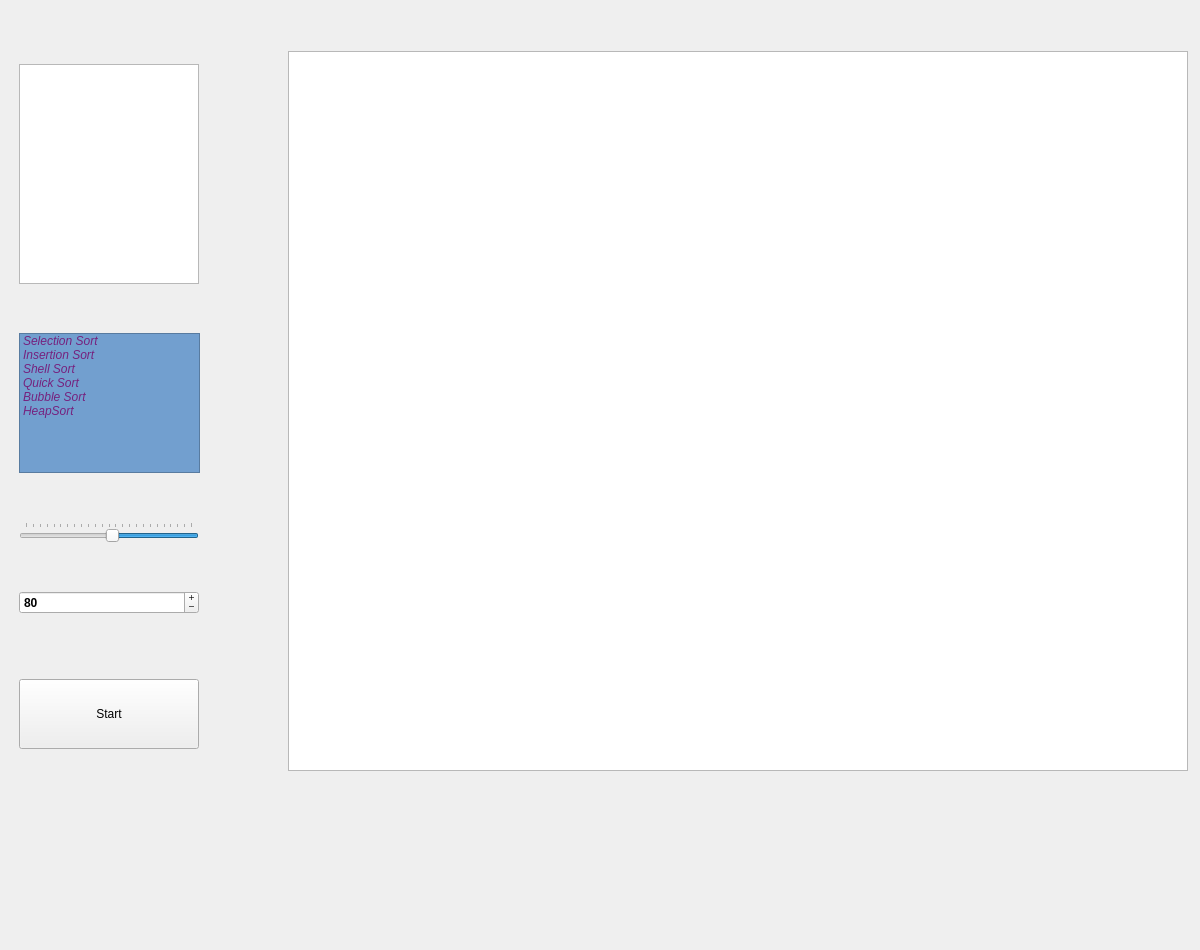
sanja10/AlgorithmVisualizer, file AlgorithmVisualizer/sortwindow.ui: the form before one commit.
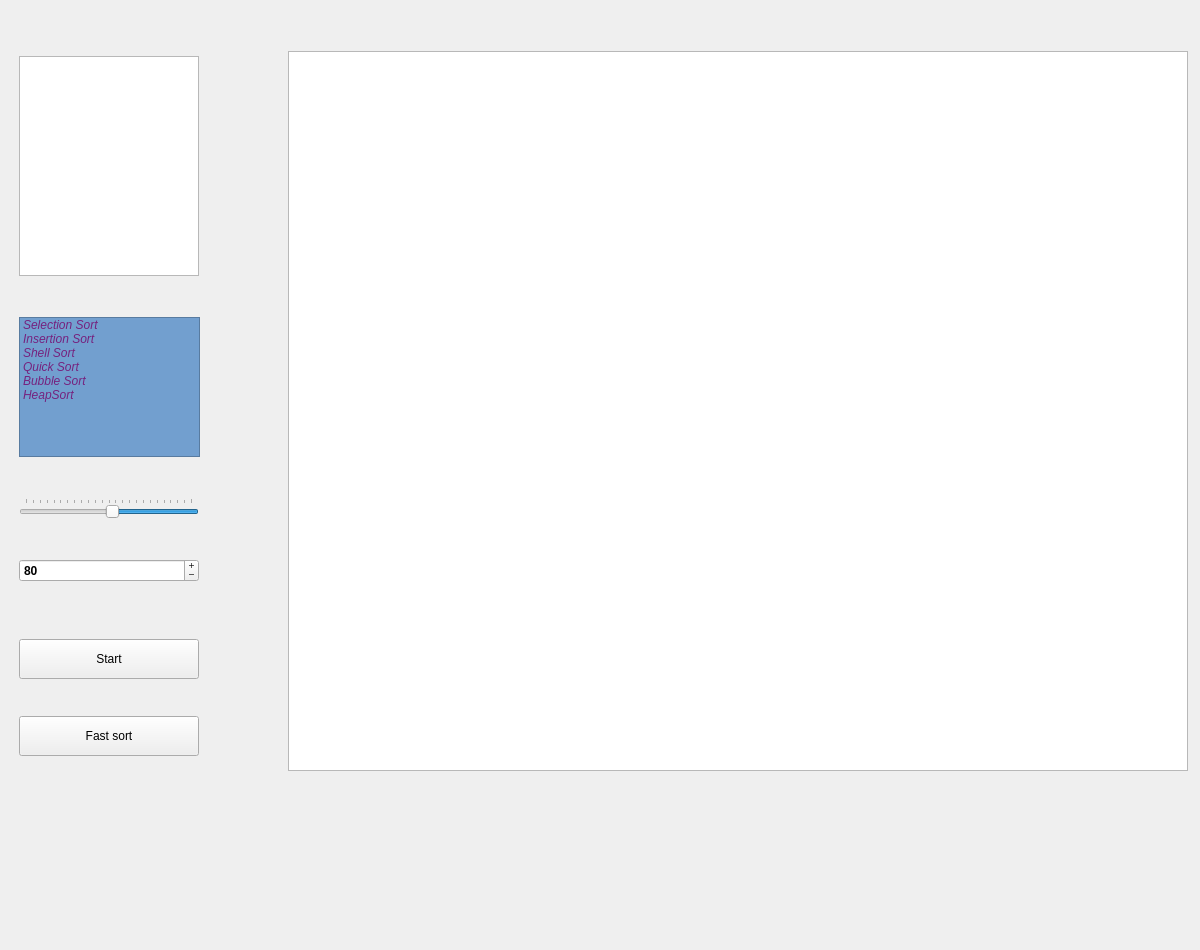
The form after the commit.

Commit message: added fast sort option

Patch:
```diff
--- a/AlgorithmVisualizer/sortwindow.ui
+++ b/AlgorithmVisualizer/sortwindow.ui
@@ -31,420 +31,8 @@
     <height>950</height>
    </size>
   </property>
-  <property name="palette">
-   <palette>
-    <active>
-     <colorrole role="WindowText">
-      <brush brushstyle="SolidPattern">
-       <color alpha="255">
-        <red>0</red>
-        <green>0</green>
-        <blue>0</blue>
-       </color>
-      </brush>
-     </colorrole>
-     <colorrole role="Button">
-      <brush brushstyle="SolidPattern">
-       <color alpha="255">
-        <red>173</red>
-        <green>127</green>
-        <blue>168</blue>
-       </color>
-      </brush>
-     </colorrole>
-     <colorrole role="Light">
-      <brush brushstyle="SolidPattern">
-       <color alpha="255">
-        <red>255</red>
-        <green>192</green>
-        <blue>248</blue>
-       </color>
-      </brush>
-     </colorrole>
-     <colorrole role="Midlight">
-      <brush brushstyle="SolidPattern">
-       <color alpha="255">
-        <red>214</red>
-        <green>159</green>
-        <blue>208</blue>
-       </color>
-      </brush>
-     </colorrole>
-     <colorrole role="Dark">
-      <brush brushstyle="SolidPattern">
-       <color alpha="255">
-        <red>86</red>
-        <green>63</green>
-        <blue>84</blue>
-       </color>
-      </brush>
-     </colorrole>
-     <colorrole role="Mid">
-      <brush brushstyle="SolidPattern">
-       <color alpha="255">
-        <red>115</red>
-        <green>85</green>
-        <blue>112</blue>
-       </color>
-      </brush>
-     </colorrole>
-     <colorrole role="Text">
-      <brush brushstyle="SolidPattern">
-       <color alpha="255">
-        <red>0</red>
-        <green>0</green>
-        <blue>0</blue>
-       </color>
-      </brush>
-     </colorrole>
-     <colorrole role="BrightText">
-      <brush brushstyle="SolidPattern">
-       <color alpha="255">
-        <red>255</red>
-        <green>255</green>
-        <blue>255</blue>
-       </color>
-      </brush>
-     </colorrole>
-     <colorrole role="ButtonText">
-      <brush brushstyle="SolidPattern">
-       <color alpha="255">
-        <red>0</red>
-        <green>0</green>
-        <blue>0</blue>
-       </color>
-      </brush>
-     </colorrole>
-     <colorrole role="Base">
-      <brush brushstyle="SolidPattern">
-       <color alpha="255">
-        <red>255</red>
-        <green>255</green>
-        <blue>255</blue>
-       </color>
-      </brush>
-     </colorrole>
-     <colorrole role="Window">
-      <brush brushstyle="SolidPattern">
-       <color alpha="255">
-        <red>173</red>
-        <green>127</green>
-        <blue>168</blue>
-       </color>
-      </brush>
-     </colorrole>
-     <colorrole role="Shadow">
-      <brush brushstyle="SolidPattern">
-       <color alpha="255">
-        <red>0</red>
-        <green>0</green>
-        <blue>0</blue>
-       </color>
-      </brush>
-     </colorrole>
-     <colorrole role="AlternateBase">
-      <brush brushstyle="SolidPattern">
-       <color alpha="255">
-        <red>214</red>
-        <green>191</green>
-        <blue>211</blue>
-       </color>
-      </brush>
-     </colorrole>
-     <colorrole role="ToolTipBase">
-      <brush brushstyle="SolidPattern">
-       <color alpha="255">
-        <red>255</red>
-        <green>255</green>
-        <blue>220</blue>
-       </color>
-      </brush>
-     </colorrole>
-     <colorrole role="ToolTipText">
-      <brush brushstyle="SolidPattern">
-       <color alpha="255">
-        <red>0</red>
-        <green>0</green>
-        <blue>0</blue>
-       </color>
-      </brush>
-     </colorrole>
-    </active>
-    <inactive>
-     <colorrole role="WindowText">
-      <brush brushstyle="SolidPattern">
-       <color alpha="255">
-        <red>0</red>
-        <green>0</green>
-        <blue>0</blue>
-       </color>
-      </brush>
-     </colorrole>
-     <colorrole role="Button">
-      <brush brushstyle="SolidPattern">
-       <color alpha="255">
-        <red>239</red>
-        <green>239</green>
-        <blue>239</blue>
-       </color>
-      </brush>
-     </colorrole>
-     <colorrole role="Light">
-      <brush brushstyle="SolidPattern">
-       <color alpha="255">
-        <red>255</red>
-        <green>255</green>
-        <blue>255</blue>
-       </color>
-      </brush>
-     </colorrole>
-     <colorrole role="Midlight">
-      <brush brushstyle="SolidPattern">
-       <color alpha="255">
-        <red>202</red>
-        <green>202</green>
-        <blue>202</blue>
-       </color>
-      </brush>
-     </colorrole>
-     <colorrole role="Dark">
-      <brush brushstyle="SolidPattern">
-       <color alpha="255">
-        <red>159</red>
-        <green>159</green>
-        <blue>159</blue>
-       </color>
-      </brush>
-     </colorrole>
-     <colorrole role="Mid">
-      <brush brushstyle="SolidPattern">
-       <color alpha="255">
-        <red>184</red>
-        <green>184</green>
-        <blue>184</blue>
-       </color>
-      </brush>
-     </colorrole>
-     <colorrole role="Text">
-      <brush brushstyle="SolidPattern">
-       <color alpha="255">
-        <red>0</red>
-        <green>0</green>
-        <blue>0</blue>
-       </color>
-      </brush>
-     </colorrole>
-     <colorrole role="BrightText">
-      <brush brushstyle="SolidPattern">
-       <color alpha="255">
-        <red>255</red>
-        <green>255</green>
-        <blue>255</blue>
-       </color>
-      </brush>
-     </colorrole>
-     <colorrole role="ButtonText">
-      <brush brushstyle="SolidPattern">
-       <color alpha="255">
-        <red>0</red>
-        <green>0</green>
-        <blue>0</blue>
-       </color>
-      </brush>
-     </colorrole>
-     <colorrole role="Base">
-      <brush brushstyle="SolidPattern">
-       <color alpha="255">
-        <red>255</red>
-        <green>255</green>
-        <blue>255</blue>
-       </color>
-      </brush>
-     </colorrole>
-     <colorrole role="Window">
-      <brush brushstyle="SolidPattern">
-       <color alpha="255">
-        <red>239</red>
-        <green>239</green>
-        <blue>239</blue>
-       </color>
-      </brush>
-     </colorrole>
-     <colorrole role="Shadow">
-      <brush brushstyle="SolidPattern">
-       <color alpha="255">
-        <red>118</red>
-        <green>118</green>
-        <blue>118</blue>
-       </color>
-      </brush>
-     </colorrole>
-     <colorrole role="AlternateBase">
-      <brush brushstyle="SolidPattern">
-       <color alpha="255">
-        <red>247</red>
-        <green>247</green>
-        <blue>247</blue>
-       </color>
-      </brush>
-     </colorrole>
-     <colorrole role="ToolTipBase">
-      <brush brushstyle="SolidPattern">
-       <color alpha="255">
-        <red>255</red>
-        <green>255</green>
-        <blue>220</blue>
-       </color>
-      </brush>
-     </colorrole>
-     <colorrole role="ToolTipText">
-      <brush brushstyle="SolidPattern">
-       <color alpha="255">
-        <red>0</red>
-        <green>0</green>
-        <blue>0</blue>
-       </color>
-      </brush>
-     </colorrole>
-    </inactive>
-    <disabled>
-     <colorrole role="WindowText">
-      <brush brushstyle="SolidPattern">
-       <color alpha="255">
-        <red>86</red>
-        <green>63</green>
-        <blue>84</blue>
-       </color>
-      </brush>
-     </colorrole>
-     <colorrole role="Button">
-      <brush brushstyle="SolidPattern">
-       <color alpha="255">
-        <red>173</red>
-        <green>127</green>
-        <blue>168</blue>
-       </color>
-      </brush>
-     </colorrole>
-     <colorrole role="Light">
-      <brush brushstyle="SolidPattern">
-       <color alpha="255">
-        <red>255</red>
-        <green>192</green>
-        <blue>248</blue>
-       </color>
-      </brush>
-     </colorrole>
-     <colorrole role="Midlight">
-      <brush brushstyle="SolidPattern">
-       <color alpha="255">
-        <red>214</red>
-        <green>159</green>
-        <blue>208</blue>
-       </color>
-      </brush>
-     </colorrole>
-     <colorrole role="Dark">
-      <brush brushstyle="SolidPattern">
-       <color alpha="255">
-        <red>86</red>
-        <green>63</green>
-        <blue>84</blue>
-       </color>
-      </brush>
-     </colorrole>
-     <colorrole role="Mid">
-      <brush brushstyle="SolidPattern">
-       <color alpha="255">
-        <red>115</red>
-        <green>85</green>
-        <blue>112</blue>
-       </color>
-      </brush>
-     </colorrole>
-     <colorrole role="Text">
-      <brush brushstyle="SolidPattern">
-       <color alpha="255">
-        <red>86</red>
-        <green>63</green>
-        <blue>84</blue>
-       </color>
-      </brush>
-     </colorrole>
-     <colorrole role="BrightText">
-      <brush brushstyle="SolidPattern">
-       <color alpha="255">
-        <red>255</red>
-        <green>255</green>
-        <blue>255</blue>
-       </color>
-      </brush>
-     </colorrole>
-     <colorrole role="ButtonText">
-      <brush brushstyle="SolidPattern">
-       <color alpha="255">
-        <red>86</red>
-        <green>63</green>
-        <blue>84</blue>
-       </color>
-      </brush>
-     </colorrole>
-     <colorrole role="Base">
-      <brush brushstyle="SolidPattern">
-       <color alpha="255">
-        <red>173</red>
-        <green>127</green>
-        <blue>168</blue>
-       </color>
-      </brush>
-     </colorrole>
-     <colorrole role="Window">
-      <brush brushstyle="SolidPattern">
-       <color alpha="255">
-        <red>173</red>
-        <green>127</green>
-        <blue>168</blue>
-       </color>
-      </brush>
-     </colorrole>
-     <colorrole role="Shadow">
-      <brush brushstyle="SolidPattern">
-       <color alpha="255">
-        <red>177</red>
-        <green>177</green>
-        <blue>177</blue>
-       </color>
-      </brush>
-     </colorrole>
-     <colorrole role="AlternateBase">
-      <brush brushstyle="SolidPattern">
-       <color alpha="255">
-        <red>247</red>
-        <green>247</green>
-        <blue>247</blue>
-       </color>
-      </brush>
-     </colorrole>
-     <colorrole role="ToolTipBase">
-      <brush brushstyle="SolidPattern">
-       <color alpha="255">
-        <red>255</red>
-        <green>255</green>
-        <blue>220</blue>
-       </color>
-      </brush>
-     </colorrole>
-     <colorrole role="ToolTipText">
-      <brush brushstyle="SolidPattern">
-       <color alpha="255">
-        <red>0</red>
-        <green>0</green>
-        <blue>0</blue>
-       </color>
-      </brush>
-     </colorrole>
-    </disabled>
-   </palette>
+  <property name="contextMenuPolicy">
+   <enum>Qt::DefaultContextMenu</enum>
   </property>
   <property name="windowTitle">
    <string>Form</string>
@@ -455,6 +43,9 @@
   <property name="autoFillBackground">
    <bool>true</bool>
   </property>
+  <property name="styleSheet">
+   <string notr="true"/>
+  </property>
   <widget class="QWidget" name="horizontalLayoutWidget">
    <property name="geometry">
     <rect>
@@ -1172,6 +763,7 @@
          </property>
          <property name="font">
           <font>
+           <weight>50</weight>
            <italic>true</italic>
            <bold>false</bold>
            <stylestrategy>PreferAntialias</stylestrategy>
@@ -2218,6 +1810,7 @@
          </property>
          <property name="font">
           <font>
+           <weight>75</weight>
            <italic>false</italic>
            <bold>true</bold>
            <underline>false</underline>
@@ -2274,8 +1867,8 @@
         <widget class="QPushButton" name="startButton">
          <property name="minimumSize">
           <size>
-           <width>20</width>
-           <height>70</height>
+           <width>15</width>
+           <height>40</height>
           </size>
          </property>
          <property name="palette">
@@ -2728,6 +2321,302 @@
          </property>
         </widget>
        </item>
+       <item>
+        <widget class="QPushButton" name="fastSortButton">
+         <property name="minimumSize">
+          <size>
+           <width>15</width>
+           <height>40</height>
+          </size>
+         </property>
+         <property name="palette">
+          <palette>
+           <active>
+            <colorrole role="Button">
+             <brush brushstyle="SolidPattern">
+              <color alpha="255">
+               <red>173</red>
+               <green>127</green>
+               <blue>168</blue>
+              </color>
+             </brush>
+            </colorrole>
+            <colorrole role="Light">
+             <brush brushstyle="SolidPattern">
+              <color alpha="255">
+               <red>255</red>
+               <green>192</green>
+               <blue>248</blue>
+              </color>
+             </brush>
+            </colorrole>
+            <colorrole role="Midlight">
+             <brush brushstyle="SolidPattern">
+              <color alpha="255">
+               <red>214</red>
+               <green>159</green>
+               <blue>208</blue>
+              </color>
+             </brush>
+            </colorrole>
+            <colorrole role="Dark">
+             <brush brushstyle="SolidPattern">
+              <color alpha="255">
+               <red>86</red>
+               <green>63</green>
+               <blue>84</blue>
+              </color>
+             </brush>
+            </colorrole>
+            <colorrole role="Mid">
+             <brush brushstyle="SolidPattern">
+              <color alpha="255">
+               <red>115</red>
+               <green>85</green>
+               <blue>112</blue>
+              </color>
+             </brush>
+            </colorrole>
+            <colorrole role="Text">
+             <brush brushstyle="SolidPattern">
+              <color alpha="255">
+               <red>238</red>
+               <green>238</green>
+               <blue>236</blue>
+              </color>
+             </brush>
+            </colorrole>
+            <colorrole role="Window">
+             <brush brushstyle="SolidPattern">
+              <color alpha="255">
+               <red>173</red>
+               <green>127</green>
+               <blue>168</blue>
+              </color>
+             </brush>
+            </colorrole>
+            <colorrole role="Shadow">
+             <brush brushstyle="SolidPattern">
+              <color alpha="255">
+               <red>0</red>
+               <green>0</green>
+               <blue>0</blue>
+              </color>
+             </brush>
+            </colorrole>
+            <colorrole role="AlternateBase">
+             <brush brushstyle="SolidPattern">
+              <color alpha="255">
+               <red>214</red>
+               <green>191</green>
+               <blue>211</blue>
+              </color>
+             </brush>
+            </colorrole>
+            <colorrole role="PlaceholderText">
+             <brush brushstyle="NoBrush">
+              <color alpha="128">
+               <red>238</red>
+               <green>238</green>
+               <blue>236</blue>
+              </color>
+             </brush>
+            </colorrole>
+           </active>
+           <inactive>
+            <colorrole role="Button">
+             <brush brushstyle="SolidPattern">
+              <color alpha="255">
+               <red>239</red>
+               <green>239</green>
+               <blue>239</blue>
+              </color>
+             </brush>
+            </colorrole>
+            <colorrole role="Light">
+             <brush brushstyle="SolidPattern">
+              <color alpha="255">
+               <red>255</red>
+               <green>255</green>
+               <blue>255</blue>
+              </color>
+             </brush>
+            </colorrole>
+            <colorrole role="Midlight">
+             <brush brushstyle="SolidPattern">
+              <color alpha="255">
+               <red>202</red>
+               <green>202</green>
+               <blue>202</blue>
+              </color>
+             </brush>
+            </colorrole>
+            <colorrole role="Dark">
+             <brush brushstyle="SolidPattern">
+              <color alpha="255">
+               <red>159</red>
+               <green>159</green>
+               <blue>159</blue>
+              </color>
+             </brush>
+            </colorrole>
+            <colorrole role="Mid">
+             <brush brushstyle="SolidPattern">
+              <color alpha="255">
+               <red>184</red>
+               <green>184</green>
+               <blue>184</blue>
+              </color>
+             </brush>
+            </colorrole>
+            <colorrole role="Text">
+             <brush brushstyle="SolidPattern">
+              <color alpha="255">
+               <red>0</red>
+               <green>0</green>
+               <blue>0</blue>
+              </color>
+             </brush>
+            </colorrole>
+            <colorrole role="Window">
+             <brush brushstyle="SolidPattern">
+              <color alpha="255">
+               <red>239</red>
+               <green>239</green>
+               <blue>239</blue>
+              </color>
+             </brush>
+            </colorrole>
+            <colorrole role="Shadow">
+             <brush brushstyle="SolidPattern">
+              <color alpha="255">
+               <red>118</red>
+               <green>118</green>
+               <blue>118</blue>
+              </color>
+             </brush>
+            </colorrole>
+            <colorrole role="AlternateBase">
+             <brush brushstyle="SolidPattern">
+              <color alpha="255">
+               <red>247</red>
+               <green>247</green>
+               <blue>247</blue>
+              </color>
+             </brush>
+            </colorrole>
+            <colorrole role="PlaceholderText">
+             <brush brushstyle="NoBrush">
+              <color alpha="128">
+               <red>238</red>
+               <green>238</green>
+               <blue>236</blue>
+              </color>
+             </brush>
+            </colorrole>
+           </inactive>
+           <disabled>
+            <colorrole role="Button">
+             <brush brushstyle="SolidPattern">
+              <color alpha="255">
+               <red>173</red>
+               <green>127</green>
+               <blue>168</blue>
+              </color>
+             </brush>
+            </colorrole>
+            <colorrole role="Light">
+             <brush brushstyle="SolidPattern">
+              <color alpha="255">
+               <red>255</red>
+               <green>192</green>
+               <blue>248</blue>
+              </color>
+             </brush>
+            </colorrole>
+            <colorrole role="Midlight">
+             <brush brushstyle="SolidPattern">
+              <color alpha="255">
+               <red>214</red>
+               <green>159</green>
+               <blue>208</blue>
+              </color>
+             </brush>
+            </colorrole>
+            <colorrole role="Dark">
+             <brush brushstyle="SolidPattern">
+              <color alpha="255">
+               <red>86</red>
+               <green>63</green>
+               <blue>84</blue>
+              </color>
+             </brush>
+            </colorrole>
+            <colorrole role="Mid">
+             <brush brushstyle="SolidPattern">
+              <color alpha="255">
+               <red>115</red>
+               <green>85</green>
+               <blue>112</blue>
+              </color>
+             </brush>
+            </colorrole>
+            <colorrole role="Text">
+             <brush brushstyle="SolidPattern">
+              <color alpha="255">
+               <red>86</red>
+               <green>63</green>
+               <blue>84</blue>
+              </color>
+             </brush>
+            </colorrole>
+            <colorrole role="Window">
+             <brush brushstyle="SolidPattern">
+              <color alpha="255">
+               <red>173</red>
+               <green>127</green>
+               <blue>168</blue>
+              </color>
+             </brush>
+            </colorrole>
+            <colorrole role="Shadow">
+             <brush brushstyle="SolidPattern">
+              <color alpha="255">
+               <red>177</red>
+               <green>177</green>
+               <blue>177</blue>
+              </color>
+             </brush>
+            </colorrole>
+            <colorrole role="AlternateBase">
+             <brush brushstyle="SolidPattern">
+              <color alpha="255">
+               <red>247</red>
+               <green>247</green>
+               <blue>247</blue>
+              </color>
+             </brush>
+            </colorrole>
+            <colorrole role="PlaceholderText">
+             <brush brushstyle="NoBrush">
+              <color alpha="128">
+               <red>238</red>
+               <green>238</green>
+               <blue>236</blue>
+              </color>
+             </brush>
+            </colorrole>
+           </disabled>
+          </palette>
+         </property>
+         <property name="autoFillBackground">
+          <bool>true</bool>
+         </property>
+         <property name="text">
+          <string>Fast sort</string>
+         </property>
+        </widget>
+       </item>
       </layout>
      </widget>
     </item>
```
The commit also changes 911 other files.
